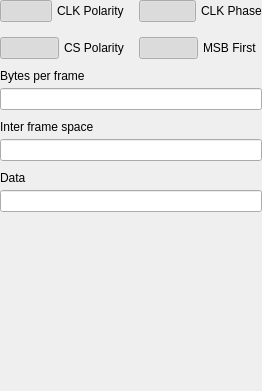
This is ui/patterns/spipatternui.ui in analogdevicesinc/scopy as Qt 5 draws it before an edit. The edited form follows.
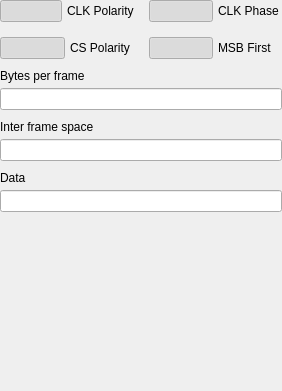
This is the edited form. Custom widgets are drawn as their Qt base class.

The edit to the form file:
```diff
--- a/ui/patterns/spipatternui.ui
+++ b/ui/patterns/spipatternui.ui
@@ -6,7 +6,7 @@
    <rect>
     <x>0</x>
     <y>0</y>
-    <width>262</width>
+    <width>282</width>
     <height>391</height>
    </rect>
   </property>
```
Left out of the diff: 2 changed lines with no effect on the pictures.
